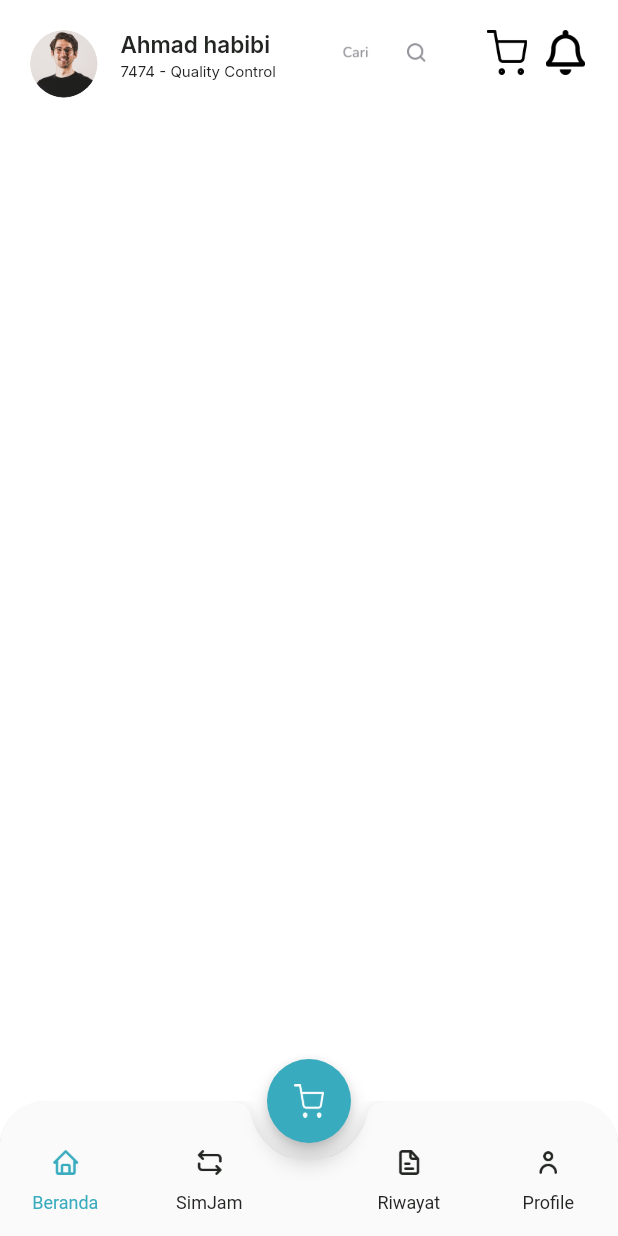
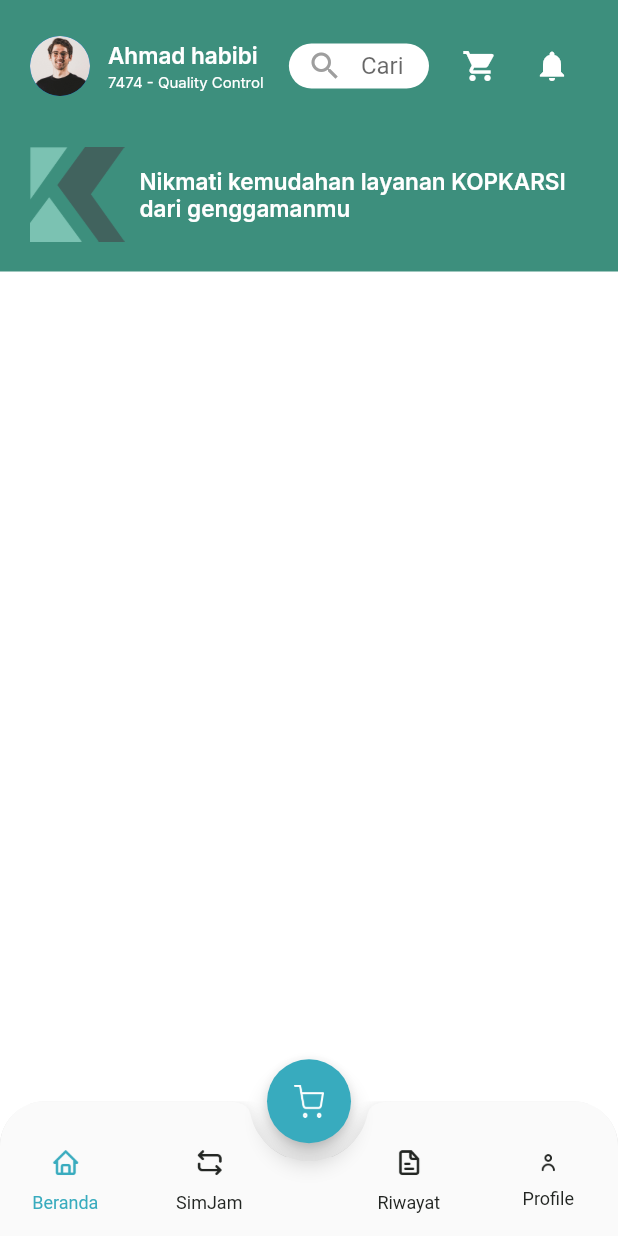
Before and after one commit to adiilam/kopkarsi, a Flutter app: the MainPage screen opened by its route, on a phone screen of 412 x 824 dp. Run offline on Flutter 3.47's test engine with Material 3 defaults, Android fonts, the light colour scheme and no system bars; our stand-ins replace google_fonts.

Commit message:
Header Home Page

```diff
--- a/lib/pages/home/home_page.dart
+++ b/lib/pages/home/home_page.dart
@@ -1,7 +1,9 @@
-// import 'package:flutter/cupertino.dart';
+import 'package:kopkarsi/theme.dart';
 import 'package:flutter/material.dart';
 // import 'package:flutter/widgets.dart';
-import 'package:kopkarsi/theme.dart';
+// import 'package:google_fonts/google_fonts.dart';
+// import 'package:flutter/cupertino.dart';
+// import 'package:flutter/widgets.dart';
 
 class HomePage extends StatelessWidget {
   const HomePage({super.key});
@@ -10,30 +12,17 @@ class HomePage extends StatelessWidget {
   Widget build(BuildContext context) {
     Widget header() {
       return Container(
-        margin: EdgeInsets.only(
-          top: defaultMargin,
-          right: defaultMargin,
-          left: defaultMargin,
+        padding: const EdgeInsets.all(20),
+        color: primaryColor,
+        child: Column(
+          children: [
+            Row(
+              children: [
+                const CircleAvatar(
+                  backgroundImage: AssetImage(
+                      'assets/image_profil.png' // Ganti dengan URL gambar Anda
                       ),
-        child: Row(
-          crossAxisAlignment: CrossAxisAlignment.start,
-          children: [
-            Expanded(
-              child: Column(
-                crossAxisAlignment: CrossAxisAlignment.start,
-                children: [
-                  Container(
-                    width: 45,
-                    height: 45,
-                    decoration: const BoxDecoration(
-                      shape: BoxShape.circle,
-                      image: DecorationImage(
-                        image: AssetImage('assets/image_profil.png'),
-                      ),
-                    ),
-                  ),
-                ],
-              ),
+                  radius: 20.0,
                 ),
                 const SizedBox(
                   width: 12,
@@ -43,7 +32,7 @@ class HomePage extends StatelessWidget {
                   children: [
                     Text(
                       'Ahmad habibi',
-                  style: titleTextStyle.copyWith(
+                      style: backgroundTextStyle.copyWith(
                         fontSize: 15,
                         fontWeight: semiBold,
                       ),
@@ -53,7 +42,7 @@ class HomePage extends StatelessWidget {
                     ),
                     Text(
                       '7474 - Quality Control',
-                  style: titleTextStyle.copyWith(
+                      style: backgroundTextStyle.copyWith(
                         fontSize: 10,
                         fontWeight: regular,
                       ),
@@ -63,56 +52,67 @@ class HomePage extends StatelessWidget {
                 const SizedBox(
                   width: 15,
                 ),
-            // Container(
-            //   margin: const EdgeInsets.only(top: 15),
-            //   height: 30,
-            //   decoration: BoxDecoration(
-            //     color: backgroundColor2,
-            //     borderRadius: BorderRadius.circular(10),
-            //   ),
-            //   child: Row(
-            //     children: [
-            //       const SizedBox(
-            //         width: 10,
-            //       ),
-            //       Expanded(
-            //         child: TextFormField(
-            //           style: titleTextStyle,
-            //           decoration: InputDecoration.collapsed(
-            //             hintText: 'Search',
-            //             hintStyle: subtitleTextStyle,
-            //           ),
-            //         ),
-            //       )
-            //     ],
-            //   ),
-            // ),
-            Column(
-              children: [
+                const Spacer(),
+                Expanded(
+                  flex: 50,
+                  child: SizedBox(
+                    height: 30.0,
+                    child: TextFormField(
+                      decoration: InputDecoration(
+                        contentPadding: const EdgeInsets.symmetric(
+                            vertical: 0, horizontal: 0),
+                        filled: true,
+                        fillColor: Colors.white,
+                        hintText: 'Cari',
+                        prefixIcon:
+                            const Icon(Icons.search, color: Colors.grey),
+                        border: OutlineInputBorder(
+                          borderRadius: BorderRadius.circular(25),
+                          borderSide: BorderSide.none,
+                        ),
+                      ),
+                    ),
+                  ),
+                ),
+                const SizedBox(width: 10.0),
+                IconButton(
+                  icon: const Icon(Icons.shopping_cart, color: Colors.white),
+                  onPressed: () {},
+                ),
+                IconButton(
+                  icon: const Icon(Icons.notifications, color: Colors.white),
+                  onPressed: () {},
+                ),
+              ],
+            ),
+            const SizedBox(height: 30.0),
             Row(
               children: [
-                    Image.asset(
-                      'assets/input_search.png',
-                      width: 116,
-                      height: 30,
+                Container(
+                  width: 63,
+                  height: 63,
+                  decoration: const BoxDecoration(
+                    image: DecorationImage(
+                      image: AssetImage(
+                        'assets/image_splash.png',
+                      ),
+                    ),
+                  ),
                 ),
                 const SizedBox(
-                      width: 8,
+                  width: 10.0,
                 ),
-                    Image.asset(
-                      'assets/icon_cart_black.png',
-                      width: 30,
-                      height: 30,
+                Expanded(
+                  child: Align(
+                    alignment: Alignment.centerLeft,
+                    child: Text(
+                      'Nikmati kemudahan layanan KOPKARSI dari genggamanmu',
+                      style: backgroundTextStyle.copyWith(
+                        fontSize: 15.0,
+                        fontWeight: semiBold,
                       ),
-                    const SizedBox(
-                      width: 9,
                     ),
-                    Image.asset(
-                      'assets/icon_notification_black.png',
-                      width: 30,
-                      height: 30,
                   ),
-                  ],
                 ),
               ],
             ),
--- a/lib/pages/home/main_page.dart
+++ b/lib/pages/home/main_page.dart
@@ -171,7 +171,7 @@ class _MainPageState extends State<MainPage> {
                         ),
                         child: Image.asset(
                           'assets/icon_profile.png',
-                          width: 20,
+                          width: 15,
                           color: currentIndex == 3
                               ? primaryColor
                               : const Color(0xff222522),
```
Lines whose indentation alone changed are shown as unchanged.
